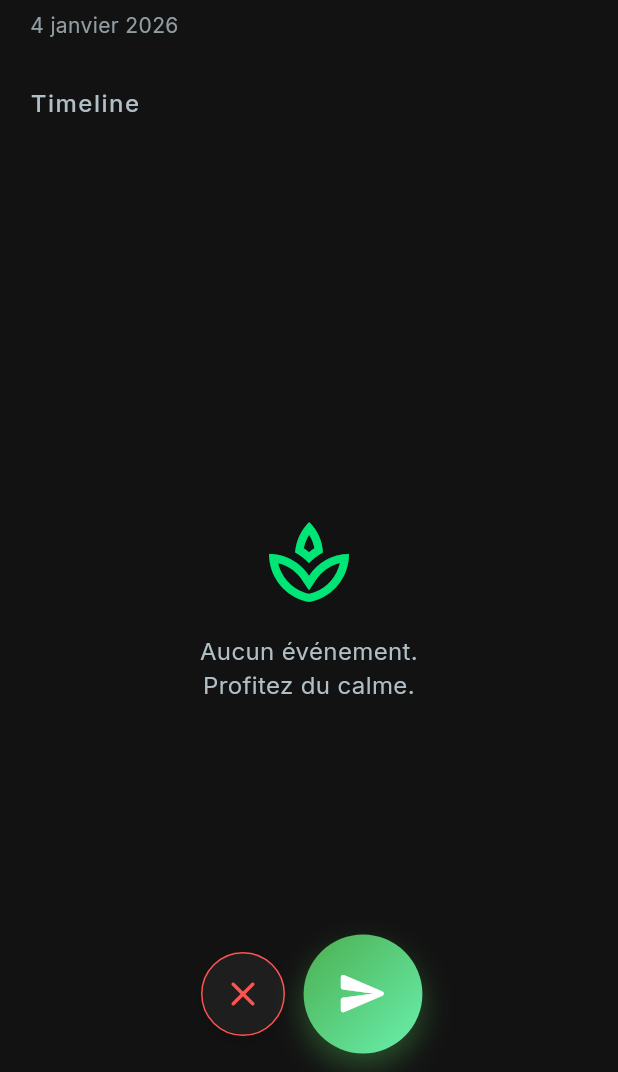
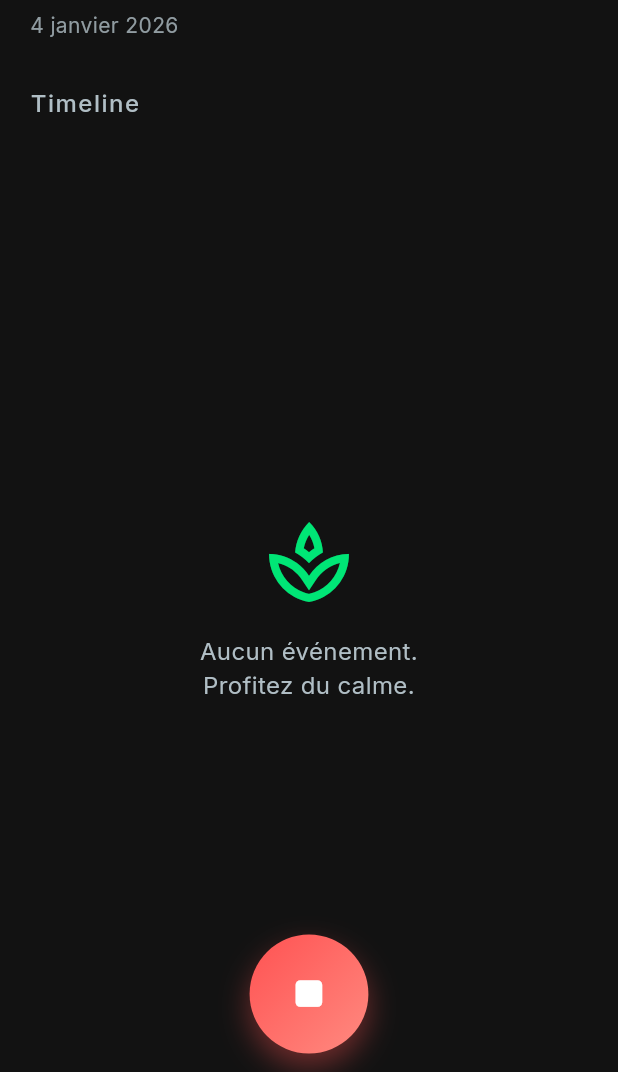
Before and after one commit to raphy-IA/SmartAgenda, a Flutter app: the screen it shows after launch, after a tap on the "mic" icon, on a phone screen of 412 x 824 dp, the part 164-1236 px from its top. Run offline on Flutter 3.47's test engine with Material 3 defaults, Android fonts, the phone set to English and light mode, and no system bars; drawn by our look-alikes of flutter_animate; our stand-ins replace dio, flutter_local_notifications, flutter_riverpod, google_fonts, speech_to_text, supabase_flutter and 1 more; accounts and stored records are empty; network calls fail.

Commit message:
Fix Voice UX: Persistent Send Button and Standard French Locale

```diff
--- a/mobile/lib/features/events/presentation/screens/dashboard_screen.dart
+++ b/mobile/lib/features/events/presentation/screens/dashboard_screen.dart
@@ -285,73 +285,70 @@ class VoiceFloatingActionButton extends ConsumerWidget {
             ),
           ).animate().fadeIn(),
 
-        // ZONE BOUTONS (Row si recording)
+        // ZONE BOUTONS
+        if (voiceState.text.isNotEmpty && !voiceState.isListening && !voiceState.isProcessing)
+          // CAS 1 : Texte capturé -> Valider ou Annuler
           Row(
             mainAxisSize: MainAxisSize.min,
             children: [
-            // BOUTON ANNULER (Visible uniquement si recording)
-            if (voiceState.isListening)
-              Padding(
-                padding: const EdgeInsets.only(right: 16),
-                child: GestureDetector(
-                  onTap: () {
-                    voiceController.cancelRecording();
-                  },
+              // BOUTON ANNULER
+              GestureDetector(
+                onTap: () => voiceController.cancelRecording(),
                 child: Container(
-                    width: 56,
-                    height: 56,
+                  width: 50, height: 50,
+                  decoration: BoxDecoration(color: AppColors.surface, shape: BoxShape.circle, border: Border.all(color: AppColors.error)),
+                  child: const Icon(Icons.close, color: AppColors.error),
+                ),
+              ).animate().scale(),
+
+              const SizedBox(width: 20),
+
+              // BOUTON VALIDER
+              GestureDetector(
+                onTap: () => voiceController.submitCapturedText(),
+                child: Container(
+                  width: 72, height: 72,
                   decoration: BoxDecoration(
-                      color: AppColors.surface,
+                    gradient: const LinearGradient(colors: [AppColors.success, Color(0xFF69F0AE)]),
                     shape: BoxShape.circle,
-                      border: Border.all(color: AppColors.error),
-                      boxShadow: [
-                        BoxShadow(
-                          color: Colors.black.withOpacity(0.1),
-                          blurRadius: 8,
-                          offset: const Offset(0, 4),
+                    boxShadow: [BoxShadow(color: AppColors.success.withOpacity(0.4), blurRadius: 10, offset: const Offset(0,4))],
                   ),
+                  child: const Icon(Icons.send_rounded, color: Colors.white, size: 32),
+                ),
+              ).animate().scale(),
             ],
-                    ),
-                    child: const Icon(
-                      Icons.close_rounded,
-                      color: AppColors.error,
-                      size: 28,
-                    ),
-                  ),
-                ).animate().scale(duration: 200.ms),
-              ),
-
-            // BOUTON PRINCIPAL (MICRO / ENVOYER)
+          )
+        else
+          // CAS 2 : Écoute ou Repos
           GestureDetector(
             onTap: () {
               if (voiceState.isListening) {
-                  voiceController.stopAndSend(); // VALIDATION
+                voiceController.stopAndSend();
               } else {
                 voiceController.startListening();
               }
             },
             child: Container(
-                width: 72,
-                height: 72,
+              width: 72, height: 72,
               decoration: BoxDecoration(
                 gradient: LinearGradient(
                   colors: voiceState.isListening
-                      ? [AppColors.success, const Color(0xFF69F0AE)] // Vert = Valider
-                      : [AppColors.primary, const Color(0xFF82B1FF)], // Bleu = Micro
+                    ? [AppColors.error, const Color(0xFFFF8A80)] // Rouge pour STOP
+                    : [AppColors.primary, const Color(0xFF82B1FF)], // Bleu pour MICRO
                   begin: Alignment.topLeft,
                   end: Alignment.bottomRight,
                 ),
                 shape: BoxShape.circle,
                 boxShadow: [
                   BoxShadow(
-                      color: (voiceState.isListening ? AppColors.success : AppColors.primary).withOpacity(0.4),
+                    color: (voiceState.isListening ? AppColors.error : AppColors.primary).withOpacity(0.4),
                     blurRadius: 15,
                     offset: const Offset(0, 8),
                   ),
                 ],
               ),
               child: Icon(
-                  voiceState.isListening ? Icons.send_rounded : Icons.mic_rounded, // Icon Change
+                voiceState.isListening ? Icons.stop_rounded : Icons.mic_rounded,
                 color: Colors.white,
                 size: 32,
               ),
@@ -360,8 +357,6 @@ class VoiceFloatingActionButton extends ConsumerWidget {
           .scale(begin: const Offset(1,1), end: const Offset(1.1, 1.1), duration: 500.ms, curve: Curves.easeInOut)
           .then().scale(begin: const Offset(1.1, 1.1), end: const Offset(1, 1), duration: 500.ms),
       ],
-        ),
-      ],
     );
   }
 }
--- a/mobile/lib/features/voice/presentation/notifiers/voice_controller.dart
+++ b/mobile/lib/features/voice/presentation/notifiers/voice_controller.dart
@@ -64,18 +64,22 @@ class VoiceController extends StateNotifier<VoiceState> {
       onResult: (result) {
         state = state.copyWith(text: result.recognizedWords);
       },
-      localeId: "fr_FR",
+      localeId: "fr-FR",
       pauseFor: const Duration(seconds: 5),
       listenFor: const Duration(seconds: 30),
       listenOptions: SpeechListenOptions(cancelOnError: true, partialResults: true),
     );
   }
 
-  // STOP & SEND
+  // STOP & SEND (Called while listening)
   Future<void> stopAndSend() async {
     await _speechToText.stop();
     state = state.copyWith(isListening: false);
+    await submitCapturedText();
+  }
 
+  // SUBMIT (Called after listening stops automatically)
+  Future<void> submitCapturedText() async {
     if (state.text.isNotEmpty) {
       final capturedText = state.text;
       await _processCommand(capturedText);
```
Lines whose indentation alone changed are shown as unchanged.
